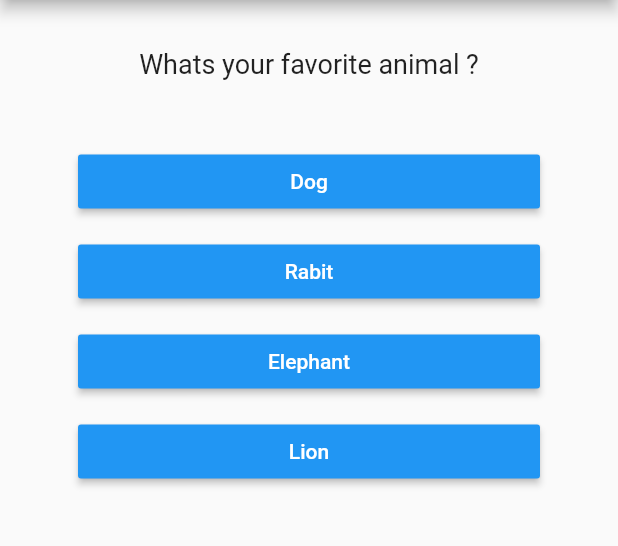
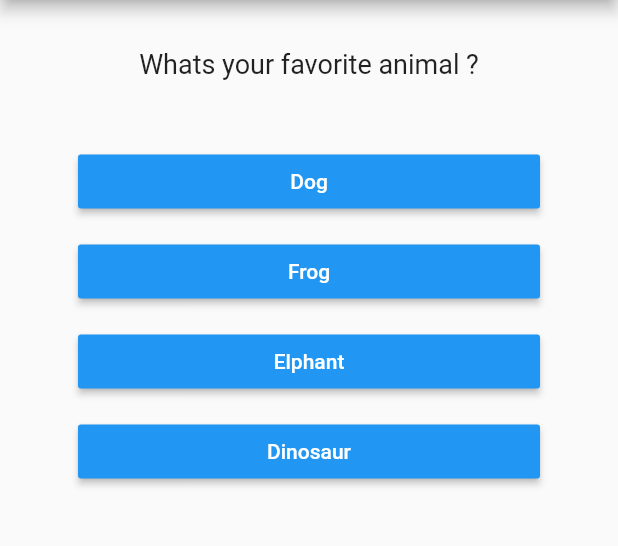
Before and after one commit to kamgolabek/Flutter-Crash-Course-for-Beginners-2019, a Flutter app: the screen it shows after launch, after a tap on "Black", on a phone screen of 412 x 824 dp, the part 84-630 px from its top. Run offline on Flutter 3.47's test engine with Material 2 defaults, Android fonts, the phone set to English and light mode, and no system bars.

Commit message:
Complete video

```diff
--- a/lib/main.dart
+++ b/lib/main.dart
@@ -1,6 +1,7 @@
 import 'package:flutter/material.dart';
 
 import './quiz.dart';
+import './result.dart';
 
 void main(List<String> args) {
   runApp(MyApp());
@@ -15,28 +16,51 @@ class MyApp extends StatefulWidget {
 
 class _MyAppState extends State<MyApp> {
   var _questionIndex = 0;
+  var _totalScore = 0;
 
-  final questions = const [
+  final _questions = const [
     {
       'questionText': 'Whats your favorite color ?',
-      'answers': ['Black', 'Red', 'Green', 'White']
+      'answers': [
+        {'text': 'Black', 'score': 10},
+        {'text': 'Red', 'score': 5},
+        {'text': 'Green', 'score': 3},
+        {'text': 'White', 'score': 1}
+      ]
     },
     {
       'questionText': 'Whats your favorite animal ?',
-      'answers': ['Dog', 'Rabit', 'Elephant', 'Lion']
+      'answers': [
+        {'text': 'Dog', 'score': 10},
+        {'text': 'Frog', 'score': 5},
+        {'text': 'Elphant', 'score': 3},
+        {'text': 'Dinosaur', 'score': 1}
+      ]
     },
     {
-      'questionText': 'What  is your age  ?',
-      'answers': ['< 10', ' > 10', '>30']
+      'questionText': 'What  is your favorite Country  ?',
+      'answers': [
+        {'text': 'UK', 'score': 10},
+        {'text': 'Germany', 'score': 5},
+        {'text': 'Brasil', 'score': 3},
+        {'text': 'Poland', 'score': 1}
+      ]
     }
   ];
 
-  void _answerQuestion() {
+  void _resetQuiz(){
+    setState(() {
+      _questionIndex = 0;
+      _totalScore = 0;
+    });
 
+  }
+  void _answerQuestion(int score) {
     setState(() {
       _questionIndex += 1;
     });
 
+    _totalScore += score;
   }
 
   @override
@@ -46,15 +70,14 @@ class _MyAppState extends State<MyApp> {
         appBar: AppBar(
           title: Text('My first App2'),
         ),
-          body: _questionIndex < questions.length
+        body: _questionIndex < _questions.length
             ? Quiz(
-                  questions: questions,
+                questions: _questions,
                 answerQuestion: _answerQuestion,
                 questionIndex: _questionIndex,
               )
-              : Center(
-                  child: Text('You did it!'),
-                )),
+            : Result(_totalScore, _resetQuiz),
+      ),
     );
   }
 }
--- a/lib/quiz.dart
+++ b/lib/quiz.dart
@@ -17,8 +17,8 @@ class Quiz extends StatelessWidget {
     return Column(
       children: [
         Question(questions[questionIndex]['questionText']),
-        ...(questions[questionIndex]['answers'] as List<String>).map((answer) {
-          return Answer(answerQuestion, answer);
+        ...(questions[questionIndex]['answers'] as List<Map<String,Object>>).map((answer) {
+          return Answer(() => answerQuestion(answer['score']), answer['text']);
         }).toList()
       ],
     );
```
Also changed, not shown: lib/result.dart (added, +45 -0 lines). Lines whose indentation alone changed are shown as unchanged.
